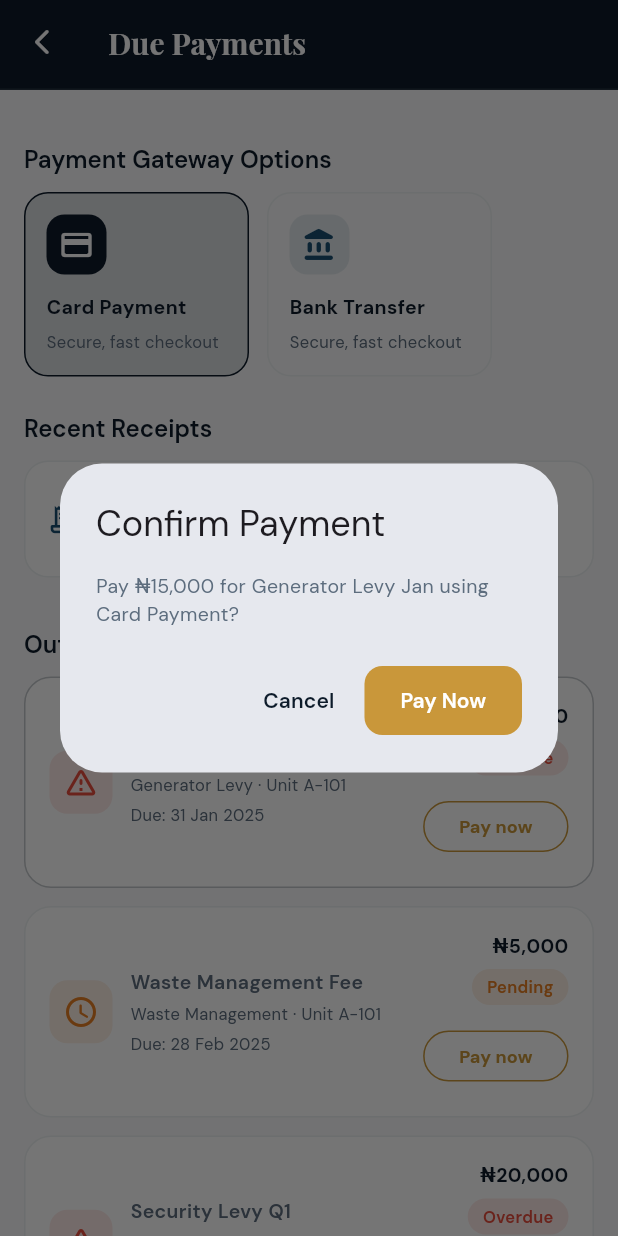
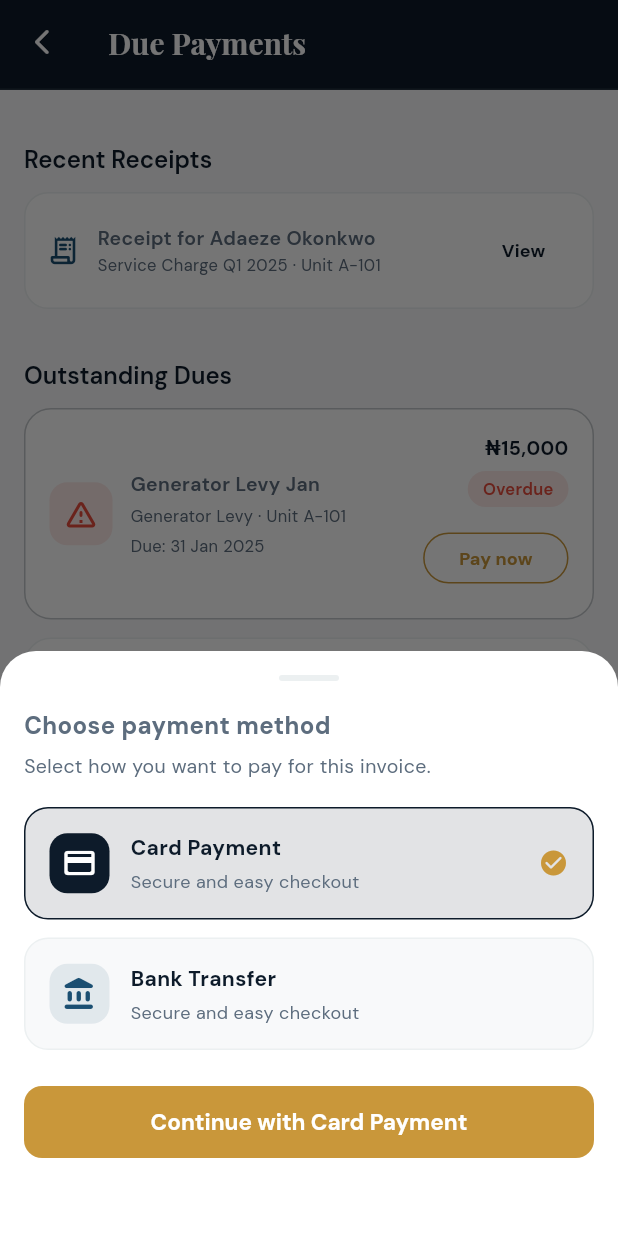
Before and after one commit to olumuyiwaa/estate_management, a Flutter app: the DuePaymentScreen screen opened directly with sample values from the repository, after a tap on "Pay now", on a phone screen of 412 x 824 dp. Run offline on Flutter 3.47's test engine with Material 3 defaults, Android fonts, the phone set to English and light mode, and no system bars; our stand-ins replace fl_chart, google_fonts.

Commit message:
Refactor DuePaymentScreen by removing payment gateway options and implementing a modal bottom sheet for payment method selection

```diff
--- a/lib/screens/due_payment_screen.dart
+++ b/lib/screens/due_payment_screen.dart
@@ -65,16 +65,6 @@ class _DuePaymentScreenState extends State<DuePaymentScreen> {
           crossAxisAlignment: CrossAxisAlignment.start,
           children: [
             const SizedBox(height: 20),
-            const SectionHeader(title: 'Payment Gateway Options'),
-            const SizedBox(height: 12),
-            Wrap(
-              spacing: 12,
-              runSpacing: 12,
-              children: PaymentGatewayMethod.values.map((method) {
-                return _buildGatewayCard(method);
-              }).toList(),
-            ),
-            const SizedBox(height: 24),
             const SectionHeader(title: 'Recent Receipts'),
             const SizedBox(height: 12),
             ..._paidPayments.take(3).map((payment) => _buildReceiptRow(payment)).toList(),
@@ -91,41 +81,6 @@ class _DuePaymentScreenState extends State<DuePaymentScreen> {
   }
 
 
-  Widget _buildGatewayCard(PaymentGatewayMethod method) {
-    final selected = method == _selectedMethod;
-    final label = _gatewayMethodLabel(method);
-    final icon = _gatewayMethodIcon(method);
-    return GestureDetector(
-      onTap: () => setState(() => _selectedMethod = method),
-      child: Container(
-        width: 150,
-        padding: const EdgeInsets.all(14),
-        decoration: BoxDecoration(
-          color: selected ? AppTheme.primary.withOpacity(0.12) : AppTheme.surface,
-          borderRadius: BorderRadius.circular(16),
-          border: Border.all(color: selected ? AppTheme.primary : AppTheme.divider),
-        ),
-        child: Column(
-          crossAxisAlignment: CrossAxisAlignment.start,
-          children: [
-            Container(
-              width: 40,
-              height: 40,
-              decoration: BoxDecoration(
-                color: selected ? AppTheme.primary : AppTheme.secondary.withOpacity(0.1),
-                borderRadius: BorderRadius.circular(12),
-              ),
-              child: Icon(icon, color: selected ? Colors.white : AppTheme.secondary, size: 24),
-            ),
-            const SizedBox(height: 12),
-            Text(label, style: TextStyle(fontSize: 13, fontWeight: FontWeight.w700, color: selected ? AppTheme.primary : AppTheme.textDark)),
-            const SizedBox(height: 6),
-            Text('Secure, fast checkout', style: const TextStyle(fontSize: 11, color: AppTheme.textMid)),
-          ],
-        ),
-      ),
-    );
-  }
 
   Widget _buildPaymentRow(PaymentRecord payment) {
     final color = paymentStatusColor(payment.status);
@@ -168,7 +123,7 @@ class _DuePaymentScreenState extends State<DuePaymentScreen> {
                 StatusBadge(label: paymentStatusLabel(payment.status), color: color),
                 const SizedBox(height: 10),
                 OutlinedButton(
-                  onPressed: () => payment.status == PaymentStatus.paid ? _showReceipt(payment) : _selectPayment(payment),
+                  onPressed: () => payment.status == PaymentStatus.paid ? _showReceipt(payment) : _showPaymentGatewaySheet(payment),
                   style: OutlinedButton.styleFrom(
                     foregroundColor: payment.status == PaymentStatus.paid ? AppTheme.primary : AppTheme.accent,
                     side: BorderSide(color: payment.status == PaymentStatus.paid ? AppTheme.primary : AppTheme.accent),
@@ -222,7 +177,103 @@ class _DuePaymentScreenState extends State<DuePaymentScreen> {
       _selectedCategory = payment.category;
       _amountController.text = _categoryAmounts[payment.category]?.toStringAsFixed(0) ?? payment.amount.toStringAsFixed(0);
     });
-    _payCurrentSelection();
+  }
+
+  void _showPaymentGatewaySheet(PaymentRecord payment) {
+    _selectPayment(payment);
+    showModalBottomSheet(
+      context: context,
+      isScrollControlled: true,
+      backgroundColor: Colors.transparent,
+      builder: (sheetContext) {
+        var selectedMethod = _selectedMethod;
+        return StatefulBuilder(
+          builder: (context, setSheetState) {
+            return Container(
+              padding: const EdgeInsets.fromLTRB(16, 16, 16, 52),
+              decoration: const BoxDecoration(
+                color: Colors.white,
+                borderRadius: BorderRadius.vertical(top: Radius.circular(24)),
+              ),
+              child: Column(
+                mainAxisSize: MainAxisSize.min,
+                crossAxisAlignment: CrossAxisAlignment.start,
+                children: [
+                  Center(
+                    child: Container(
+                      width: 40,
+                      height: 4,
+                      decoration: BoxDecoration(color: AppTheme.divider, borderRadius: BorderRadius.circular(2)),
+                    ),
+                  ),
+                  const SizedBox(height: 18),
+                  const Text('Choose payment method', style: TextStyle(fontSize: 16, fontWeight: FontWeight.w700)),
+                  const SizedBox(height: 6),
+                  const Text('Select how you want to pay for this invoice.', style: TextStyle(fontSize: 13, color: AppTheme.textMid)),
+                  const SizedBox(height: 18),
+                  ...PaymentGatewayMethod.values.map((method) {
+                    final selected = method == selectedMethod;
+                    return Padding(
+                      padding: const EdgeInsets.only(bottom: 12),
+                      child: GestureDetector(
+                        onTap: () => setSheetState(() => selectedMethod = method),
+                        child: Container(
+                          padding: const EdgeInsets.all(16),
+                          decoration: BoxDecoration(
+                            color: selected ? AppTheme.primary.withOpacity(0.12) : AppTheme.surface,
+                            border: Border.all(color: selected ? AppTheme.primary : AppTheme.divider),
+                            borderRadius: BorderRadius.circular(16),
+                          ),
+                          child: Row(
+                            children: [
+                              Container(
+                                width: 40,
+                                height: 40,
+                                decoration: BoxDecoration(
+                                  color: selected ? AppTheme.primary : AppTheme.secondary.withOpacity(0.1),
+                                  borderRadius: BorderRadius.circular(12),
+                                ),
+                                child: Icon(_gatewayMethodIcon(method), color: selected ? Colors.white : AppTheme.secondary, size: 24),
+                              ),
+                              const SizedBox(width: 14),
+                              Expanded(
+                                child: Column(
+                                  crossAxisAlignment: CrossAxisAlignment.start,
+                                  children: [
+                                    Text(_gatewayMethodLabel(method), style: TextStyle(fontSize: 14, fontWeight: FontWeight.w700, color: selected ? AppTheme.primary : AppTheme.textDark)),
+                                    const SizedBox(height: 4),
+                                    const Text('Secure and easy checkout', style: TextStyle(fontSize: 12, color: AppTheme.textMid)),
+                                  ],
+                                ),
+                              ),
+                              if (selected)
+                                const Icon(Icons.check_circle_rounded, color: AppTheme.accent, size: 20),
+                            ],
+                          ),
+                        ),
+                      ),
+                    );
+                  }).toList(),
+                  const SizedBox(height: 12),
+                  SizedBox(
+                    width: double.infinity,
+                    child: ElevatedButton(
+                      onPressed: () {
+                        setState(() => _selectedMethod = selectedMethod);
+                        Navigator.pop(sheetContext);
+                        _payCurrentSelection();
+                      },
+                      style: ElevatedButton.styleFrom(backgroundColor: AppTheme.accent, padding: const EdgeInsets.symmetric(vertical: 14)),
+                      child: Text('Continue with ${_gatewayMethodLabel(selectedMethod)}', style: const TextStyle(fontSize: 15, fontWeight: FontWeight.w700)),
+                    ),
+                  ),
+                ],
+              ),
+            );
+          },
+        );
+      },
+    );
   }
 
   void _payCurrentSelection() {
```
